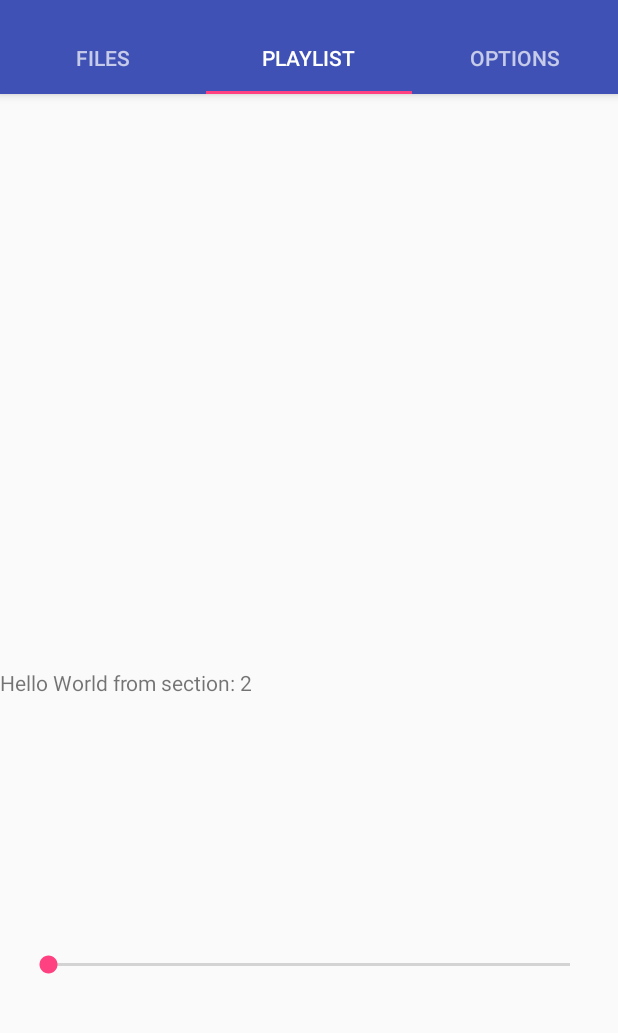
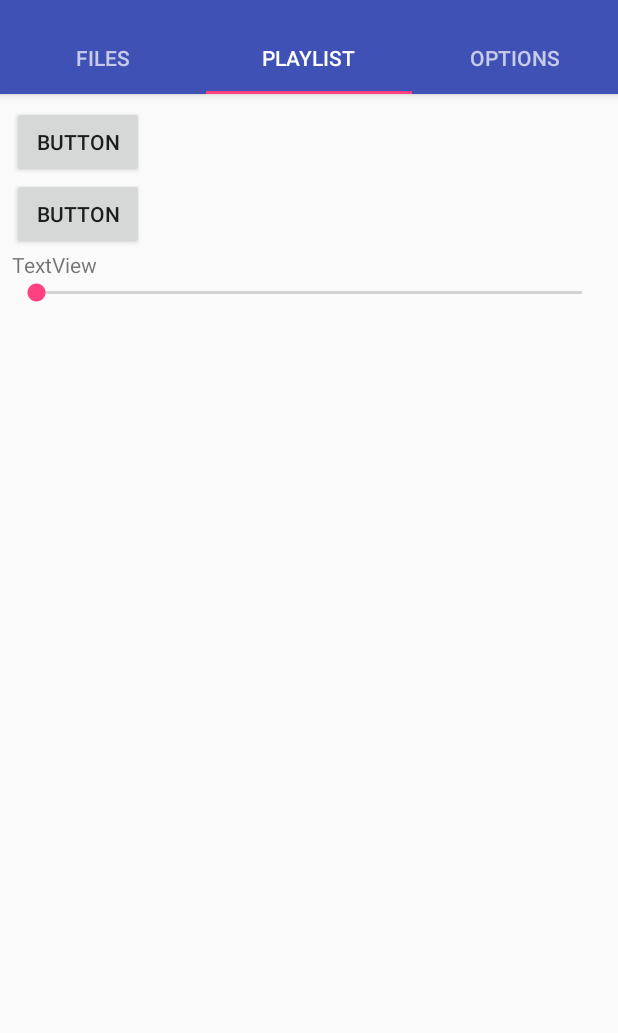
Before and after one commit to onejosharmy/Sprint3, an Android app: the screen it shows after launch (MainActivity), tab 2 chosen, on a phone screen of 412 x 824 dp, the part 74-1107 px from its top. Run offline under Robolectric (Android 15) with nearby library versions, the phone set to English and light mode, and no system bars.

Commit message:
Now each tab has its own fragment

```diff
--- a/app/build.gradle
+++ b/app/build.gradle
@@ -23,6 +23,7 @@ dependencies {
     implementation 'com.android.support:appcompat-v7:26.1.0'
     implementation 'com.android.support:design:26.1.0'
     implementation 'com.android.support.constraint:constraint-layout:1.0.2'
+    implementation 'com.android.support:support-v4:26.1.0'
     testImplementation 'junit:junit:4.12'
     androidTestImplementation 'com.android.support.test:runner:1.0.1'
     androidTestImplementation 'com.android.support.test.espresso:espresso-core:3.0.1'
--- /dev/null
+++ b/app/src/main/java/media/cs4985/westga/edu/audiocontroller/FileFragment.java
@@ -0,0 +1,20 @@
+package media.cs4985.westga.edu.audiocontroller;
+
+import android.os.Bundle;
+import android.support.annotation.Nullable;
+import android.support.v4.app.Fragment;
+import android.view.LayoutInflater;
+import android.view.View;
+import android.view.ViewGroup;
+
+/**
+ * Created by onejo on 2/19/2018.
+ */
+
+public class FileFragment extends Fragment {
+    @Nullable
+    @Override
+    public View onCreateView(LayoutInflater inflater, @Nullable ViewGroup container, @Nullable Bundle savedInstanceState) {
+        return inflater.inflate(R.layout.fragment_files, container, false);
+    }
+}
--- a/app/src/main/java/media/cs4985/westga/edu/audiocontroller/MainActivity.java
+++ b/app/src/main/java/media/cs4985/westga/edu/audiocontroller/MainActivity.java
@@ -108,9 +108,9 @@ public class MainActivity extends AppCompatActivity {
         @Override
         public View onCreateView(LayoutInflater inflater, ViewGroup container,
                                  Bundle savedInstanceState) {
-            View rootView = inflater.inflate(R.layout.fragment_main, container, false);
-            TextView textView = (TextView) rootView.findViewById(R.id.section_label);
-            textView.setText(getString(R.string.section_format, getArguments().getInt(ARG_SECTION_NUMBER)));
+            View rootView = inflater.inflate(R.layout.fragment_files, container, false);
+            TextView textView = (TextView) rootView.findViewById(R.id.playListView);
+            textView.setText(getString(getArguments().getInt(ARG_SECTION_NUMBER)));
             return rootView;
         }
     }
@@ -127,9 +127,19 @@ public class MainActivity extends AppCompatActivity {
 
         @Override
         public Fragment getItem(int position) {
-            // getItem is called to instantiate the fragment for the given page.
-            // Return a PlaceholderFragment (defined as a static inner class below).
-            return PlaceholderFragment.newInstance(position + 1);
+           Fragment fragment = null;
+
+           switch (position){
+               case 0:
+                   fragment = new FileFragment();
+                   break;
+               case 1:
+                   fragment = new PlaylistFragment();
+                   break;
+               case 2:
+                   fragment = new OptionsFragment();
+           }
+           return fragment;
         }
 
         @Override
--- /dev/null
+++ b/app/src/main/java/media/cs4985/westga/edu/audiocontroller/OptionsFragment.java
@@ -0,0 +1,20 @@
+package media.cs4985.westga.edu.audiocontroller;
+
+import android.os.Bundle;
+import android.support.annotation.Nullable;
+import android.support.v4.app.Fragment;
+import android.view.LayoutInflater;
+import android.view.View;
+import android.view.ViewGroup;
+
+/**
+ * Created by onejo on 2/19/2018.
+ */
+
+public class OptionsFragment extends Fragment {
+    @Nullable
+    @Override
+    public View onCreateView(LayoutInflater inflater, @Nullable ViewGroup container, @Nullable Bundle savedInstanceState) {
+        return inflater.inflate(R.layout.fragment_options, container, false);
+    }
+}
--- /dev/null
+++ b/app/src/main/java/media/cs4985/westga/edu/audiocontroller/PlaylistFragment.java
@@ -0,0 +1,20 @@
+package media.cs4985.westga.edu.audiocontroller;
+
+import android.os.Bundle;
+import android.support.annotation.Nullable;
+import android.support.v4.app.Fragment;
+import android.view.LayoutInflater;
+import android.view.View;
+import android.view.ViewGroup;
+
+/**
+ * Created by onejo on 2/19/2018.
+ */
+
+public class PlaylistFragment extends Fragment {
+    @Nullable
+    @Override
+    public View onCreateView(LayoutInflater inflater, @Nullable ViewGroup container, @Nullable Bundle savedInstanceState) {
+        return inflater.inflate(R.layout.fragment_playlist, container, false);
+    }
+}
--- /dev/null
+++ b/app/src/main/res/layout/fragment_files.xml
@@ -0,0 +1,6 @@
+<?xml version="1.0" encoding="utf-8"?>
+<android.support.constraint.ConstraintLayout
+    xmlns:android="http://schemas.android.com/apk/res/android" android:layout_width="match_parent"
+    android:layout_height="match_parent">
+
+</android.support.constraint.ConstraintLayout>
--- a/app/src/main/res/layout/fragment_main.xml
+++ /dev/null
@@ -1,38 +0,0 @@
-<android.support.constraint.ConstraintLayout xmlns:android="http://schemas.android.com/apk/res/android"
-    xmlns:app="http://schemas.android.com/apk/res-auto"
-    xmlns:tools="http://schemas.android.com/tools"
-    android:id="@+id/constraintLayout"
-    android:layout_width="match_parent"
-    android:layout_height="match_parent"
-    tools:context="media.cs4985.westga.edu.audiocontroller.MainActivity$PlaceholderFragment">
-
-    <TextView
-        android:id="@+id/section_label"
-        android:layout_width="wrap_content"
-        android:layout_height="wrap_content"
-        android:layout_marginTop="@dimen/activity_vertical_margin"
-        android:ellipsize="marquee"
-        android:focusable="true"
-        android:focusableInTouchMode="true"
-        android:marqueeRepeatLimit="marquee_forever"
-        android:scrollHorizontally="true"
-        android:singleLine="true"
-        app:layout_constraintBottom_toBottomOf="parent"
-        app:layout_constraintLeft_toLeftOf="parent"
-        app:layout_constraintTop_toTopOf="@+id/constraintLayout"
-        tools:layout_constraintLeft_creator="1"
-        tools:layout_constraintTop_creator="1" />
-
-    <SeekBar
-        android:id="@+id/seekBar"
-        android:layout_width="380dp"
-        android:layout_height="59dp"
-        android:layout_marginBottom="8dp"
-        android:layout_marginEnd="8dp"
-        android:layout_marginStart="8dp"
-        app:layout_constraintBottom_toBottomOf="parent"
-        app:layout_constraintEnd_toEndOf="parent"
-        app:layout_constraintStart_toStartOf="parent"
-        app:layout_constraintTop_toBottomOf="@+id/section_label" />
-
-</android.support.constraint.ConstraintLayout>
--- /dev/null
+++ b/app/src/main/res/layout/fragment_options.xml
@@ -0,0 +1,6 @@
+<?xml version="1.0" encoding="utf-8"?>
+<android.support.constraint.ConstraintLayout
+    xmlns:android="http://schemas.android.com/apk/res/android" android:layout_width="match_parent"
+    android:layout_height="match_parent">
+
+</android.support.constraint.ConstraintLayout>
--- /dev/null
+++ b/app/src/main/res/layout/fragment_playlist.xml
@@ -0,0 +1,46 @@
+<?xml version="1.0" encoding="utf-8"?>
+<android.support.constraint.ConstraintLayout xmlns:android="http://schemas.android.com/apk/res/android"
+    xmlns:app="http://schemas.android.com/apk/res-auto"
+    xmlns:tools="http://schemas.android.com/tools"
+    android:id="@+id/playlistLayout"
+    android:layout_width="match_parent"
+    android:layout_height="match_parent"
+    tools:context="media.cs4985.westga.edu.audiocontroller.MainActivity$PlaceholderFragment">
+
+    <LinearLayout
+        android:layout_width="match_parent"
+        android:layout_height="match_parent"
+        android:layout_marginBottom="8dp"
+        android:layout_marginEnd="8dp"
+        android:layout_marginStart="8dp"
+        android:layout_marginTop="8dp"
+        android:orientation="vertical"
+        app:layout_constraintBottom_toBottomOf="parent"
+        app:layout_constraintEnd_toEndOf="parent"
+        app:layout_constraintStart_toStartOf="parent"
+        app:layout_constraintTop_toTopOf="parent">
+
+        <Button
+            android:id="@+id/button"
+            android:layout_width="wrap_content"
+            android:layout_height="wrap_content"
+            android:text="Button" />
+
+        <Button
+            android:id="@+id/button2"
+            android:layout_width="wrap_content"
+            android:layout_height="wrap_content"
+            android:text="Button" />
+
+        <TextView
+            android:id="@+id/playListView"
+            android:layout_width="match_parent"
+            android:layout_height="wrap_content"
+            android:text="TextView" />
+
+        <SeekBar
+            android:id="@+id/seekBar"
+            android:layout_width="match_parent"
+            android:layout_height="wrap_content" />
+    </LinearLayout>
+</android.support.constraint.ConstraintLayout>
--- a/app/src/main/res/values/strings.xml
+++ b/app/src/main/res/values/strings.xml
@@ -4,5 +4,5 @@
     <string name="tab_text_2">Playlist</string>
     <string name="tab_text_3">Options</string>
     <string name="action_settings">Settings</string>
-    <string name="section_format">Hello World from section: %1$d</string>
+
 </resources>
```
